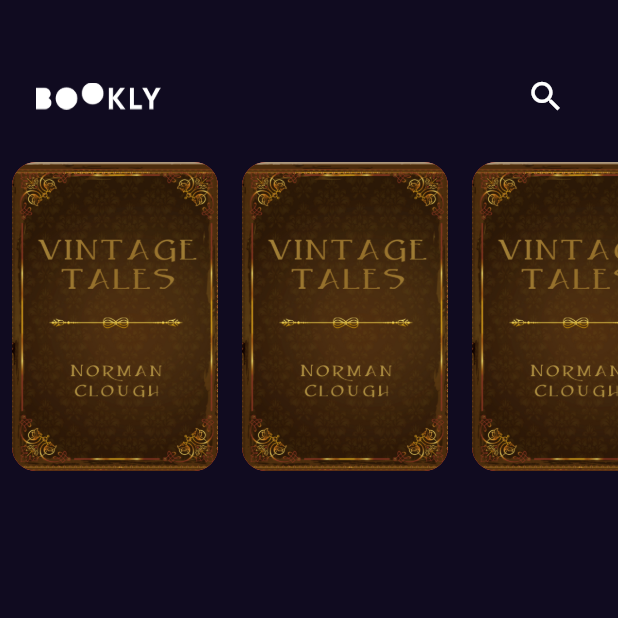
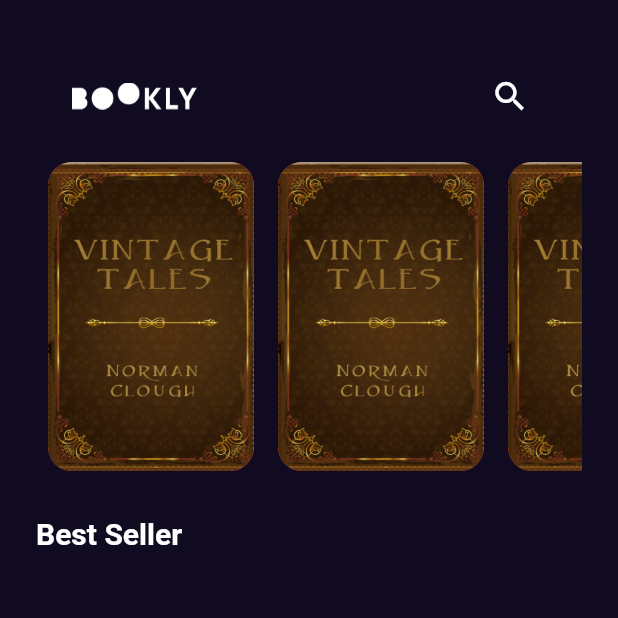
Before and after one commit to El-Sayed-Mustafa/Bookly-App, a Flutter app: the screen it shows after launch, on a phone screen of 412 x 824 dp, the top half of it. Run offline on Flutter 3.47's test engine with Material 2 defaults, Android fonts, the phone set to English and light mode, and no system bars; our stand-ins replace get.

Commit message:
create style file and add title to home view

```diff
--- /dev/null
+++ b/lib/core/utils/style.dart
@@ -0,0 +1,8 @@
+import 'package:flutter/material.dart';
+
+abstract class Styles{
+  static const titleMedium = TextStyle(
+    fontSize: 20,
+    fontWeight: FontWeight.w600,
+  );
+}
--- /dev/null
+++ b/lib/features/home/presentation/views/widgets/custom_list_view.dart
@@ -0,0 +1,22 @@
+import 'package:flutter/material.dart';
+
+import 'custom_list_view_item.dart';
+
+class FeaturedListView extends StatelessWidget {
+  const FeaturedListView({super.key});
+
+  @override
+  Widget build(BuildContext context) {
+    return SizedBox(
+      height: MediaQuery.of(context).size.height * .25,
+      child: ListView.builder(
+          scrollDirection: Axis.horizontal,
+          itemBuilder: (context, index) {
+            return const Padding(
+              padding: EdgeInsets.symmetric(horizontal:  8.0),
+              child: CustomListViewItem(),
+            );
+          }),
+    );
+  }
+}
--- a/lib/features/home/presentation/views/widgets/home_view_body.dart
+++ b/lib/features/home/presentation/views/widgets/home_view_body.dart
@@ -1,5 +1,7 @@
 import 'package:flutter/material.dart';
+import '../../../../../core/utils/style.dart';
 import 'custom_app_bar.dart';
+import 'custom_list_view.dart';
 import 'custom_list_view_item.dart';
 
 class HomeViewBody extends StatelessWidget {
@@ -7,30 +9,17 @@ class HomeViewBody extends StatelessWidget {
 
   @override
   Widget build(BuildContext context) {
-    return Column(
-      children: const [
-        CustomAppBar(),
-        FeaturedListView()
-      ],
+    return Padding(
+      padding: const EdgeInsets.symmetric(horizontal: 24.0),
+      child: Column(
+        crossAxisAlignment: CrossAxisAlignment.start,
+        children: const [
+          CustomAppBar(),
+          FeaturedListView(),
+          SizedBox(height: 30,),
+          Text('Best Seller',style: Styles.titleMedium,)
+        ],
+      ),
     );
   }
 }
-
-class FeaturedListView extends StatelessWidget {
-  const FeaturedListView({super.key});
-
-  @override
-  Widget build(BuildContext context) {
-    return SizedBox(
-      height: MediaQuery.of(context).size.height * .25,
-      child: ListView.builder(
-          scrollDirection: Axis.horizontal,
-          itemBuilder: (context, index) {
-            return const Padding(
-              padding: EdgeInsets.symmetric(horizontal:  8.0),
-              child: CustomListViewItem(),
-            );
-          }),
-    );
-  }
-}
```
